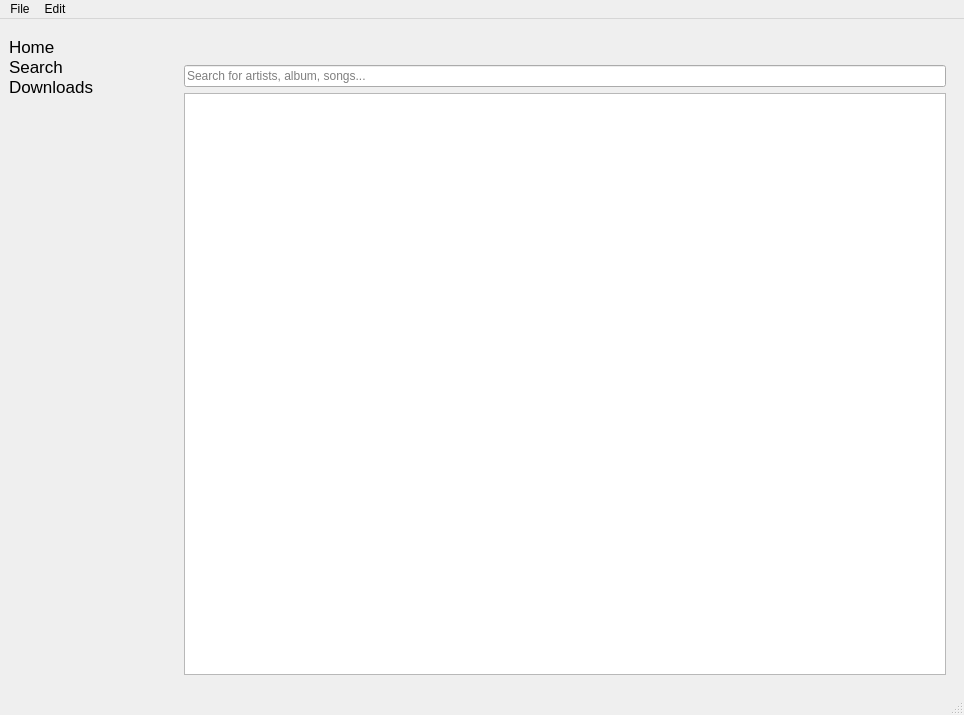
Old version of the form res/ui/mainwindow.ui in the repository Docheinstein/music-dragon.
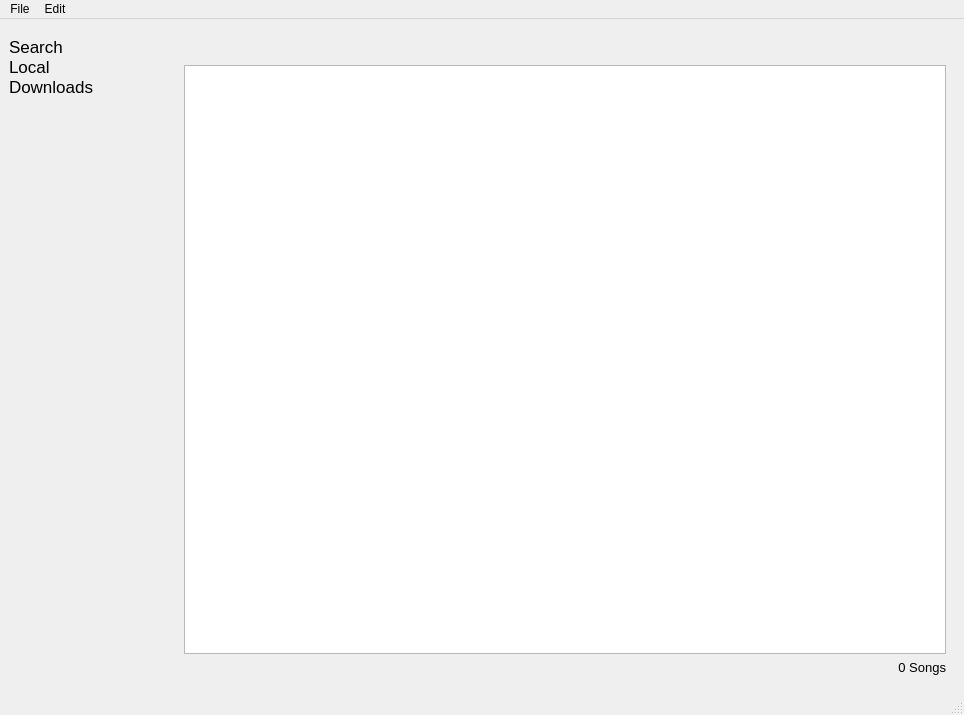
New version of the form. Icons and pictures are not drawn. Custom widgets are drawn as their Qt base class.

Commit message: Implement local songs using QListView and createEditor for handle custom widget with hyperlinks

Patch:
```diff
--- a/res/ui/mainwindow.ui
+++ b/res/ui/mainwindow.ui
@@ -45,21 +45,6 @@
        <property name="rightMargin">
         <number>0</number>
        </property>
-       <item>
-        <widget class="ClickableLabel" name="homePageButton">
-         <property name="font">
-          <font>
-           <pointsize>13</pointsize>
-          </font>
-         </property>
-         <property name="cursor">
-          <cursorShape>PointingHandCursor</cursorShape>
-         </property>
-         <property name="text">
-          <string>Home</string>
-         </property>
-        </widget>
-       </item>
        <item>
         <widget class="ClickableLabel" name="searchPageButton">
          <property name="font">
@@ -75,6 +60,21 @@
          </property>
         </widget>
        </item>
+       <item>
+        <widget class="ClickableLabel" name="localPageButton">
+         <property name="font">
+          <font>
+           <pointsize>13</pointsize>
+          </font>
+         </property>
+         <property name="cursor">
+          <cursorShape>PointingHandCursor</cursorShape>
+         </property>
+         <property name="text">
+          <string>Local</string>
+         </property>
+        </widget>
+       </item>
        <item>
         <widget class="ClickableLabel" name="downloadsPageButton">
          <property name="font">
@@ -164,17 +164,6 @@
         <property name="currentIndex">
          <number>1</number>
         </property>
-        <widget class="QWidget" name="homePage">
-         <layout class="QVBoxLayout" name="verticalLayout_4">
-          <item>
-           <widget class="QLabel" name="label">
-            <property name="text">
-             <string>WORK IN PROGRESS</string>
-            </property>
-           </widget>
-          </item>
-         </layout>
-        </widget>
         <widget class="QWidget" name="searchPage">
          <layout class="QVBoxLayout" name="verticalLayout">
           <item>
@@ -202,6 +191,44 @@
           </item>
          </layout>
         </widget>
+        <widget class="QWidget" name="localPage">
+         <layout class="QVBoxLayout" name="verticalLayout_4">
+          <item>
+           <widget class="LocalSongsView" name="localSongs">
+            <property name="mouseTracking">
+             <bool>true</bool>
+            </property>
+            <property name="iconSize">
+             <size>
+              <width>64</width>
+              <height>64</height>
+             </size>
+            </property>
+            <property name="spacing">
+             <number>6</number>
+            </property>
+            <property name="uniformItemSizes">
+             <bool>true</bool>
+            </property>
+           </widget>
+          </item>
+          <item>
+           <widget class="QLabel" name="localSongCount">
+            <property name="font">
+             <font>
+              <pointsize>10</pointsize>
+             </font>
+            </property>
+            <property name="text">
+             <string>0 Songs</string>
+            </property>
+            <property name="alignment">
+             <set>Qt::AlignRight|Qt::AlignTrailing|Qt::AlignVCenter</set>
+            </property>
+           </widget>
+          </item>
+         </layout>
+        </widget>
         <widget class="QWidget" name="downloadsPage">
          <layout class="QVBoxLayout" name="verticalLayout_11">
           <item>
@@ -626,6 +653,11 @@
    <extends>QListWidget</extends>
    <header>ui/searchresultswidget.h</header>
   </customwidget>
+  <customwidget>
+   <class>LocalSongsView</class>
+   <extends>QListView</extends>
+   <header>ui/localsongsview.h</header>
+  </customwidget>
  </customwidgets>
  <resources/>
  <connections/>
```
Left out of the diff: 27 changed lines with no effect on the pictures. The commit also changes 18 other files.
